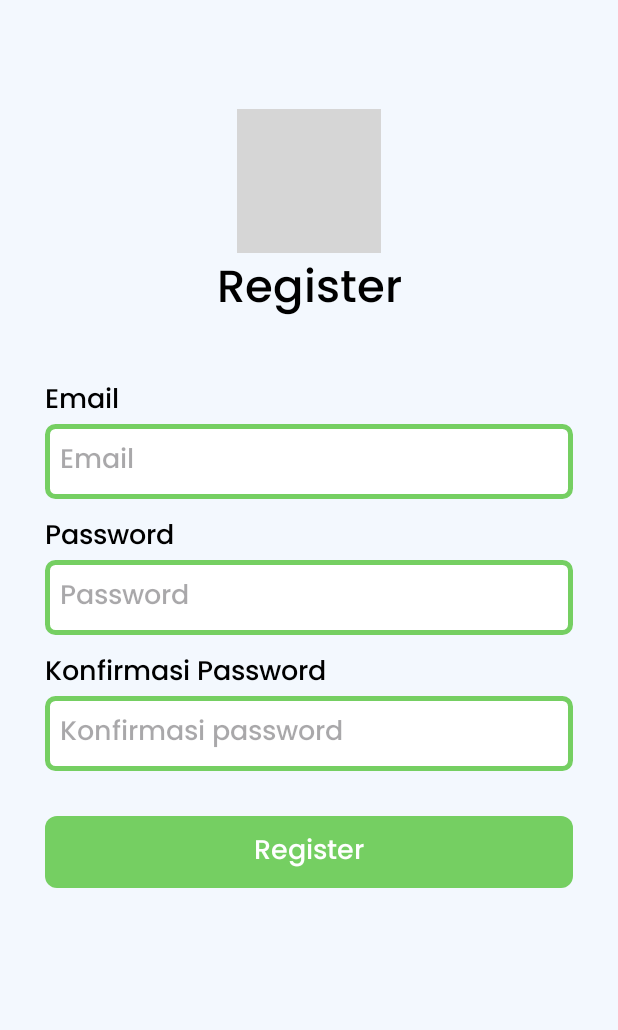
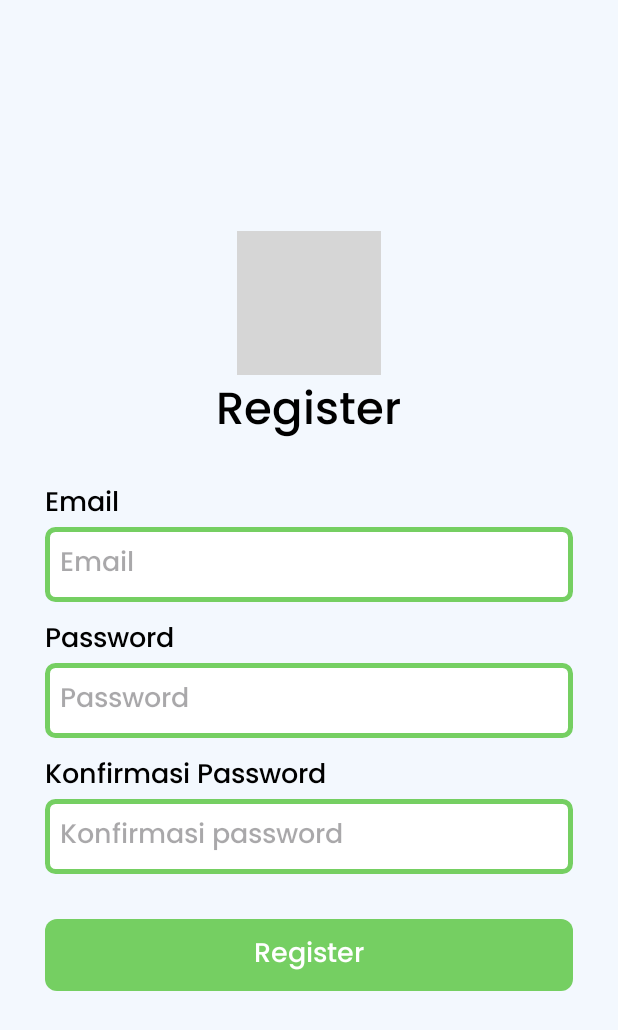
Before and after one commit to vydell/UAP-PAM, an Android app: the RegisterActivity screen opened directly, with no data from a screen before it, on a phone screen of 412 x 824 dp. Shown: the top 1030 px of the screen. Run offline under Robolectric (Android 15) with nearby library versions, the phone set to English and light mode, and no system bars; our stand-ins replace Firebase (no records; nobody signed in at launch, a user with empty details on screens opened directly); grey boxes are pictures that could not be loaded.

Commit message:
Rapihin login/register

```diff
--- a/app/src/main/res/layout/activity_register.xml
+++ b/app/src/main/res/layout/activity_register.xml
@@ -10,35 +10,6 @@
     tools:context=".ui.auth.LoginActivity">
 
     <LinearLayout
-        android:id="@+id/header"
-        android:layout_width="wrap_content"
-        android:layout_height="wrap_content"
-        app:layout_constraintTop_toTopOf="parent"
-        app:layout_constraintBottom_toTopOf="@+id/login_form"
-        app:layout_constraintEnd_toEndOf="parent"
-        app:layout_constraintStart_toStartOf="parent"
-        android:orientation="vertical"
-        android:gravity="center">
-
-        <ImageView
-            android:id="@+id/logo"
-            android:layout_width="wrap_content"
-            android:layout_height="wrap_content"
-            android:src="@drawable/ic_logo"
-            android:layout_marginTop="10dp"/>
-
-        <TextView
-            android:id="@+id/welcome"
-            android:layout_width="wrap_content"
-            android:layout_height="wrap_content"
-            android:text="Register"
-            android:textColor="@color/text"
-            android:textSize="30sp"
-            android:fontFamily="@font/poppins_medium"/>
-
-    </LinearLayout>
-
-    <LinearLayout
         android:id="@+id/login_form"
         android:layout_width="match_parent"
         android:layout_height="wrap_content"
@@ -46,9 +17,25 @@
         app:layout_constraintBottom_toBottomOf="parent"
         app:layout_constraintEnd_toEndOf="parent"
         app:layout_constraintStart_toStartOf="parent"
-        app:layout_constraintTop_toTopOf="parent"
-        android:layout_marginTop="40dp">
+        app:layout_constraintTop_toTopOf="parent">
 
+        <ImageView
+            android:id="@+id/logo"
+            android:layout_gravity="center"
+            android:layout_width="wrap_content"
+            android:layout_height="wrap_content"
+            android:src="@drawable/ic_logo"
+            android:layout_marginTop="10dp"/>
+        <TextView
+            android:id="@+id/welcome"
+            android:layout_gravity="center"
+            android:layout_width="wrap_content"
+            android:layout_height="wrap_content"
+            android:layout_marginBottom="20dp"
+            android:text="Register"
+            android:textColor="@color/text"
+            android:textSize="30sp"
+            android:fontFamily="@font/poppins_medium"/>
         <TextView
             android:layout_width="wrap_content"
             android:layout_height="wrap_content"
```
Also changed, not shown: app/src/main/res/layout/activity_login.xml (+8 -19 lines).
